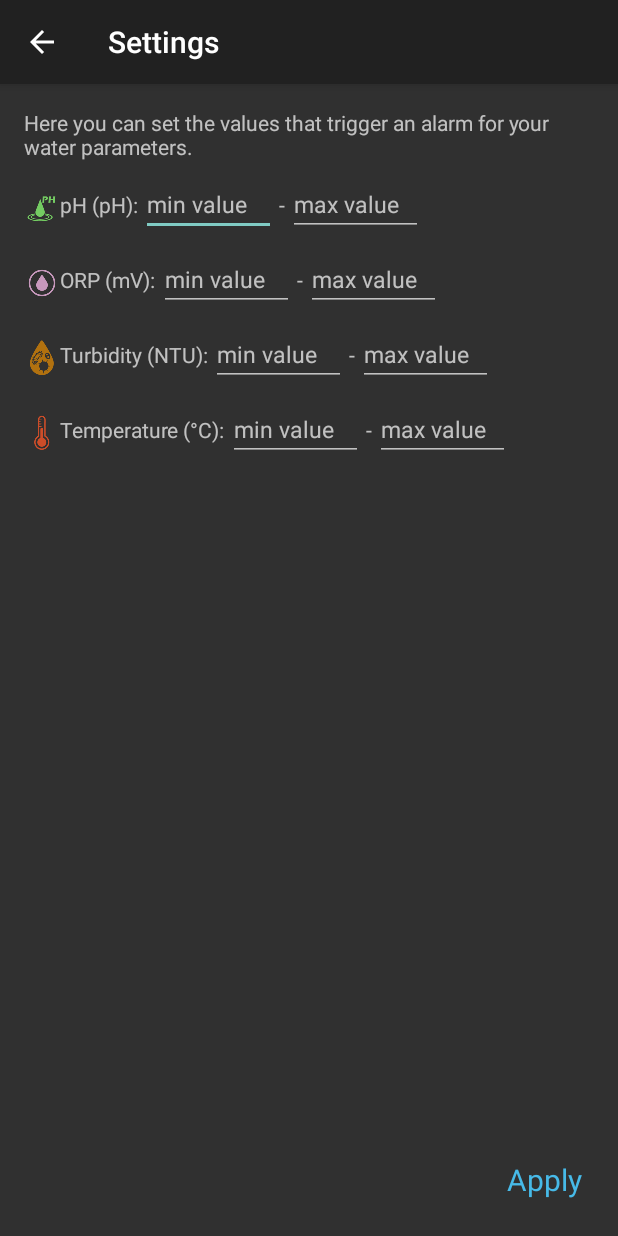
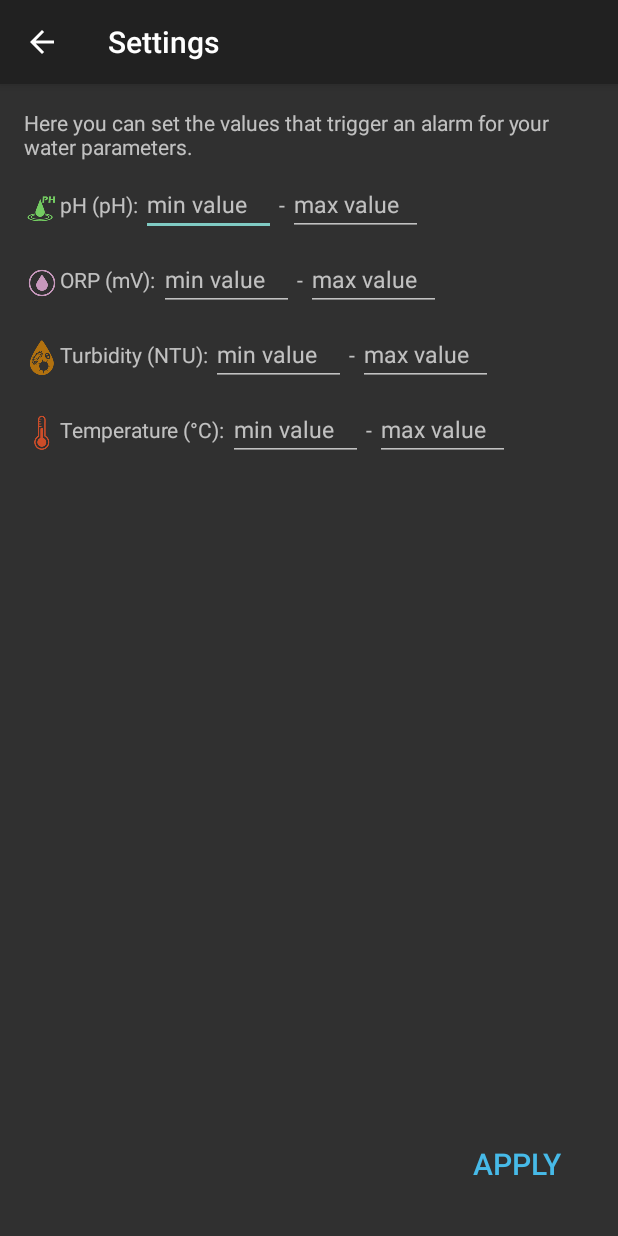
Before and after one commit to AndresRCA/Water-Monitoring-App, an Android app: the MainActivity screen opened directly, with no data from a screen before it, in the side drawer, after a tap on "Settings", on a phone screen of 412 x 824 dp. Run offline under Robolectric (Android 15) with nearby library versions, the phone set to English and light mode, and no system bars; our stand-ins replace Firebase (no records; nobody signed in at launch, a user with empty details on screens opened directly); libraries missing offline, so code that uses them is left out: com.anychart, com.anychart.chart, com.anychart.charts, com.anychart.core, com.anychart.data and 3 more; 11 statements that could not run were skipped.

Commit message:
add functionality to Settings activity

```diff
--- a/app/src/main/java/com/example/watermonitoring/MainActivity.java
+++ b/app/src/main/java/com/example/watermonitoring/MainActivity.java
@@ -82,7 +82,8 @@ public class MainActivity extends AppCompatActivity implements NavigationView.On
                 break;
             case R.id.settings:
                 Intent settingsIntent = new Intent(this, Settings.class);
-                startActivityForResult(settingsIntent, 0);
+                drawer.closeDrawer(GravityCompat.START);
+                startActivity(settingsIntent); // what should I do? I'll never return true and maybe that's what's making the Settings item highlighted when i press the back button but not the back arrow?
                 break;
             case R.id.sign_out:
                 SharedPreferences sharedPreferences = getSharedPreferences("user_data", MODE_PRIVATE);
@@ -90,6 +91,7 @@ public class MainActivity extends AppCompatActivity implements NavigationView.On
                 editor.clear(); // clear all user data
                 editor.apply();
                 Intent signOutIntent = new Intent(this, LoginActivity.class);
+                drawer.closeDrawer(GravityCompat.START);
                 startActivity(signOutIntent);
                 break;
         }
--- a/app/src/main/java/com/example/watermonitoring/Settings.java
+++ b/app/src/main/java/com/example/watermonitoring/Settings.java
@@ -1,14 +1,178 @@
 package com.example.watermonitoring;
 
+import androidx.annotation.NonNull;
+import androidx.annotation.Nullable;
 import androidx.appcompat.app.AppCompatActivity;
+import helpers.FirebaseHelper;
 
+import android.content.SharedPreferences;
 import android.os.Bundle;
+import android.view.View;
+import android.widget.EditText;
+import android.widget.Toast;
+
+import com.google.firebase.database.DatabaseError;
+import com.google.firebase.database.DatabaseReference;
 
 public class Settings extends AppCompatActivity {
+
+    private SharedPreferences userPreferences;
+    private SharedPreferences settingsPreferences;
+    private SharedPreferences.Editor settingsEditor;
+    private FirebaseHelper db;
+
+    private EditText pHMin;
+    private EditText pHMax;
+    private EditText orpMin;
+    private EditText orpMax;
+    private EditText turbidityMin;
+    private EditText turbidityMax;
+    private EditText temperatureMin;
+    private EditText temperatureMax;
 
     @Override
     protected void onCreate(Bundle savedInstanceState) {
         super.onCreate(savedInstanceState);
         setContentView(R.layout.activity_settings);
+        pHMin = findViewById(R.id.ph_min);
+        pHMax = findViewById(R.id.ph_max);
+        orpMin = findViewById(R.id.orp_min);
+        orpMax = findViewById(R.id.orp_max);
+        turbidityMin = findViewById(R.id.turbidity_min);
+        turbidityMax = findViewById(R.id.turbidity_max);
+        temperatureMin = findViewById(R.id.temperature_min);
+        temperatureMax = findViewById(R.id.temperature_max);
+        setMinsAndMaxs();
+        userPreferences = getSharedPreferences("user_data", MODE_PRIVATE);
+    }
+
+    /**
+     * set the values in the EditTexts if there is a value set in settingsPreferences
+     */
+    private void setMinsAndMaxs() {
+        settingsPreferences = getSharedPreferences("settings", MODE_PRIVATE);
+
+        float pH_min = settingsPreferences.getFloat("pH_min", -1);
+        if(pH_min != -1) { // if there is a saved value
+            pHMin.setText(String.valueOf(pH_min));
+        }
+        float pH_max = settingsPreferences.getFloat("pH_max", -1);
+        if(pH_max != -1) { // if there is a saved value
+            pHMax.setText(String.valueOf(pH_max));
+        }
+
+        int orp_min = settingsPreferences.getInt("orp_min", -1);
+        if(orp_min != -1) { // if there is a saved value
+            orpMin.setText(String.valueOf(orp_min));
+        }
+        int orp_max = settingsPreferences.getInt("orp_max", -1);
+        if(orp_max != -1) { // if there is a saved value
+            orpMax.setText(String.valueOf(orp_max));
+        }
+
+        float turbidity_min = settingsPreferences.getFloat("turbidity_min", -1);
+        if(turbidity_min != -1) { // if there is a saved value
+            turbidityMin.setText(String.valueOf(turbidity_min));
+        }
+        float turbidity_max = settingsPreferences.getFloat("turbidity_max", -1);
+        if(turbidity_max != -1) { // if there is a saved value
+            turbidityMax.setText(String.valueOf(turbidity_max));
+        }
+
+        float temperature_min = settingsPreferences.getFloat("temperature_min", -1);
+        if(temperature_min != -1) { // if there is a saved value
+            temperatureMin.setText(String.valueOf(temperature_min));
+        }
+        float temperature_max = settingsPreferences.getFloat("temperature_max", -1);
+        if(temperature_max != -1) { // if there is a saved value
+            temperatureMax.setText(String.valueOf(temperature_max));
+        }
+    }
+
+    /**
+     * save settingsPreferences values to firebase, those that were set that is.
+     * @param v
+     */
+    public void applySettings(View v) {
+        // start connection to firebase
+        db = new FirebaseHelper(userPreferences.getString("username", null));
+
+        // get settingsPreferences editor
+        settingsEditor = settingsPreferences.edit();
+
+        String pH_min_text = pHMin.getText().toString();
+        float pH_min;
+        if (!pH_min_text.isEmpty()) {
+            pH_min = Float.parseFloat(pH_min_text);
+            db.setPrefs("pH_min", pH_min, getCompletionListener("pH_min", pH_min));
+        }
+        String pH_max_text = pHMax.getText().toString();
+        float pH_max;
+        if (!pH_max_text.isEmpty()) {
+            pH_max = Float.parseFloat(pH_max_text);
+            db.setPrefs("pH_max", pH_max, getCompletionListener("pH_max", pH_max));
+        }
+
+        String orp_min_text = orpMin.getText().toString();
+        int orp_min;
+        if (!orp_min_text.isEmpty()) {
+            orp_min = Integer.parseInt(orp_min_text);
+            db.setPrefs("orp_min", orp_min, getCompletionListener("orp_min", orp_min));
+        }
+        String orp_max_text = orpMax.getText().toString();
+        int orp_max;
+        if (!orp_max_text.isEmpty()) {
+            orp_max = Integer.parseInt(orp_max_text);
+            db.setPrefs("orp_max", orp_max, getCompletionListener("orp_max", orp_max));
+        }
+
+        String turbidity_min_text = turbidityMin.getText().toString();
+        float turbidity_min;
+        if (!turbidity_min_text.isEmpty()) {
+            turbidity_min = Float.parseFloat(turbidity_min_text);
+            db.setPrefs("turbidity_min", turbidity_min, getCompletionListener("turbidity_min", turbidity_min));
+        }
+        String turbidity_max_text = turbidityMax.getText().toString();
+        float turbidity_max;
+        if (!turbidity_max_text.isEmpty()) {
+            turbidity_max = Float.parseFloat(turbidity_max_text);
+            db.setPrefs("turbidity_max", turbidity_max, getCompletionListener("turbidity_max", turbidity_max));
+        }
+
+        String temperature_min_text = temperatureMin.getText().toString();
+        float temperature_min;
+        if (!temperature_min_text.isEmpty()) {
+            temperature_min = Float.parseFloat(temperature_min_text);
+            db.setPrefs("temperature_min", temperature_min, getCompletionListener("temperature_min", temperature_min));
+        }
+        String temperature_max_text = temperatureMax.getText().toString();
+        float temperature_max;
+        if (!temperature_max_text.isEmpty()) {
+            temperature_max = Float.parseFloat(temperature_max_text);
+            db.setPrefs("temperature_max", temperature_max, getCompletionListener("temperature_max", temperature_max));
+        }
+        //finish();
+    }
+
+    private DatabaseReference.CompletionListener getCompletionListener(final String key, final Number value) {
+        return new DatabaseReference.CompletionListener() {
+            @Override
+            public void onComplete(@Nullable DatabaseError error, @NonNull DatabaseReference ref) {
+                if (error == null) {
+                    // proceed with saving the values to the settingsPreference
+                    if (value.getClass() == Float.class) {
+                        settingsEditor.putFloat(key, value.floatValue());
+                    }
+                    if (value.getClass() == Integer.class) {
+                        settingsEditor.putInt(key, value.intValue());
+                    }
+                    settingsEditor.apply();
+                }
+                else {
+                    Toast.makeText(getApplicationContext(), key + " value could not be set, there was an error in the database", Toast.LENGTH_SHORT).show();
+                    //finish();
+                }
+            }
+        };
     }
 }
--- a/app/src/main/java/helpers/FirebaseHelper.java
+++ b/app/src/main/java/helpers/FirebaseHelper.java
@@ -11,10 +11,13 @@ import com.google.firebase.database.ValueEventListener;
 
 import java.util.ArrayList;
 
+import androidx.annotation.NonNull;
+import androidx.annotation.Nullable;
 import models.WaterSample;
 
 public class FirebaseHelper {
     private FirebaseDatabase db;
+    private DatabaseReference userRef;
     private DatabaseReference waterSamples;
     private Query waterSamplesToWatch;
     public ArrayList<WaterSample> water_set; // array that is displayed on the activity in a graph
@@ -22,8 +25,8 @@ public class FirebaseHelper {
 
     public FirebaseHelper(String username) {
         db = FirebaseDatabase.getInstance();
-        DatabaseReference user = db.getReference("/users/" + username);
-        waterSamples = user.child("waterSamples"); // get the waterSamples reference for this user, this property is used for monthlyWaterSamples, and is not really used directly
+        userRef = db.getReference("/users/" + username);
+        waterSamples = userRef.child("waterSamples"); // get the waterSamples reference for this user, this property is used for monthlyWaterSamples, and is not really used directly
         start_date = 0; // initial start_date for querying
     }
 
@@ -70,6 +73,22 @@ public class FirebaseHelper {
     }
 
     /**
+     * Saves the settingPreferences values to firebase using the same key
+     * @param pref
+     * @param value
+     * @param listener
+     */
+    public void setPrefs(String pref, Number value, DatabaseReference.CompletionListener listener) {
+        if(value.getClass() == Float.class) {
+            value = value.floatValue();
+        }
+        if(value.getClass() == Integer.class) {
+            value = value.intValue();
+        }
+        userRef.child("alarmParameters").child(pref).setValue(value, listener);
+    }
+
+    /**
      * interface for callbacks in setInitialWaterSet()
      */
     public interface WaterSetCallback {
--- a/app/src/main/res/layout/activity_settings.xml
+++ b/app/src/main/res/layout/activity_settings.xml
@@ -70,6 +70,7 @@
                 android:inputType="numberDecimal"
                 app:layout_constraintBaseline_toBaselineOf="@+id/textView8"
                 app:layout_constraintStart_toEndOf="@+id/textView8" />
+
         </androidx.constraintlayout.widget.ConstraintLayout>
 
         <androidx.constraintlayout.widget.ConstraintLayout
@@ -118,6 +119,7 @@
                 android:inputType="numberDecimal"
                 app:layout_constraintBaseline_toBaselineOf="@+id/textView9"
                 app:layout_constraintStart_toEndOf="@+id/textView9" />
+
         </androidx.constraintlayout.widget.ConstraintLayout>
 
         <androidx.constraintlayout.widget.ConstraintLayout
@@ -166,6 +168,7 @@
                 android:inputType="numberDecimal"
                 app:layout_constraintBaseline_toBaselineOf="@+id/textView10"
                 app:layout_constraintStart_toEndOf="@+id/textView10" />
+
         </androidx.constraintlayout.widget.ConstraintLayout>
 
         <androidx.constraintlayout.widget.ConstraintLayout
@@ -219,17 +222,18 @@
 
     </androidx.appcompat.widget.LinearLayoutCompat>
 
-    <TextView
-        android:id="@+id/textView12"
+    <Button
+        android:id="@+id/apply_btn"
         android:layout_width="wrap_content"
         android:layout_height="wrap_content"
         android:layout_marginEnd="8dp"
         android:layout_marginBottom="8dp"
         android:textSize="20dp"
+        android:background="@android:color/transparent"
         android:textColor="#47bae8"
         android:text="Apply"
         app:layout_constraintBottom_toBottomOf="parent"
-        app:layout_constraintEnd_toEndOf="parent" />
-
+        app:layout_constraintEnd_toEndOf="parent"
+        android:onClick="applySettings" />
 
 </androidx.constraintlayout.widget.ConstraintLayout>
```
